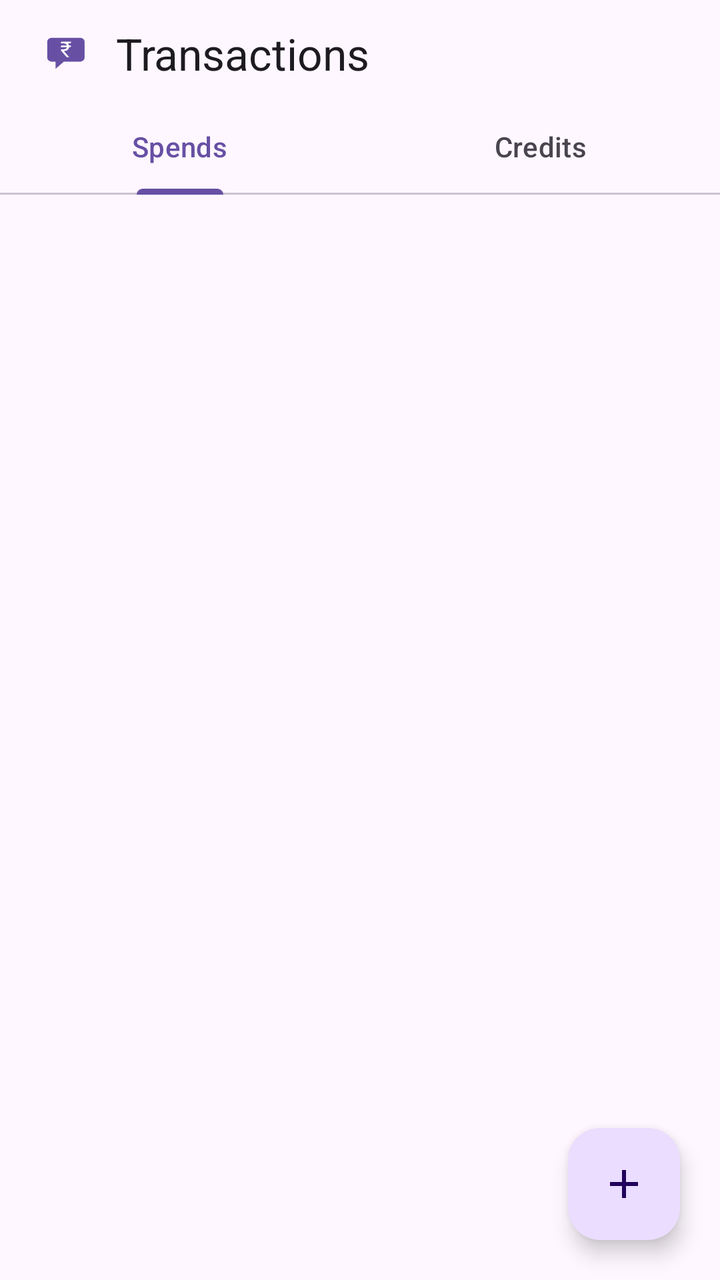
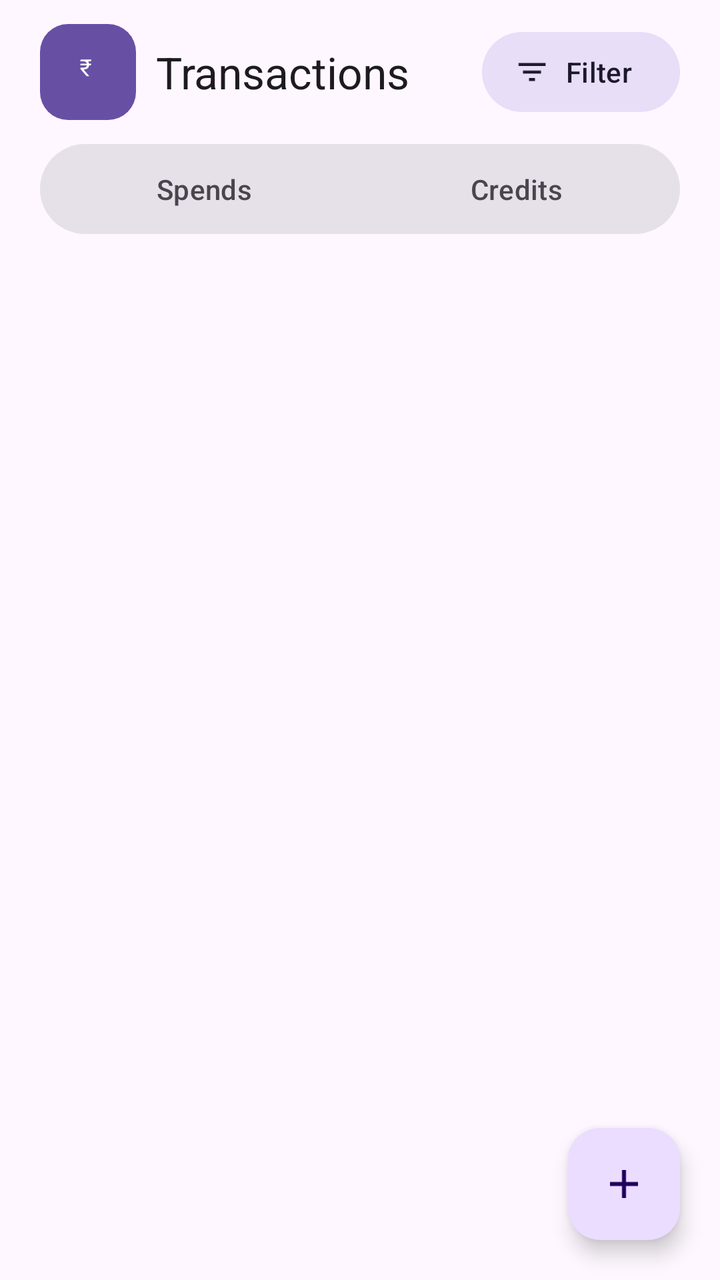

The first picture is an Android layout as it rendered before a commit; the second is the same layout after the commit. The layout source and the unified diff follow.
<!-- AndroidManifest.xml: application theme Theme.Xpendiq -->
<!-- res/layout/fragment_transactions.xml -->
<?xml version="1.0" encoding="utf-8"?>
<LinearLayout xmlns:android="http://schemas.android.com/apk/res/android"
    xmlns:app="http://schemas.android.com/apk/res-auto"
    android:layout_width="match_parent"
    android:layout_height="match_parent"
    android:orientation="vertical">

    
    <LinearLayout
        android:layout_width="match_parent"
        android:layout_height="wrap_content"
        android:gravity="center_vertical"
        android:orientation="horizontal"
        android:paddingHorizontal="20dp"
        android:paddingTop="12dp"
        android:paddingBottom="8dp">

        <ImageView
            android:layout_width="28dp"
            android:layout_height="28dp"
            android:contentDescription="@string/app_name"
            android:src="@drawable/ic_brand_mark" />

        <TextView
            android:layout_width="0dp"
            android:layout_height="wrap_content"
            android:layout_marginStart="10dp"
            android:layout_weight="1"
            android:text="@string/transactions_title"
            android:textAppearance="?attr/textAppearanceTitleLarge"
            android:textColor="?attr/colorOnSurface" />

    </LinearLayout>

    <com.google.android.material.tabs.TabLayout
        android:id="@+id/tabs"
        android:layout_width="match_parent"
        android:layout_height="wrap_content"
        app:tabMode="fixed"
        app:tabGravity="fill">

        <com.google.android.material.tabs.TabItem
            android:layout_width="wrap_content"
            android:layout_height="wrap_content"
            android:text="@string/tab_spends" />

        <com.google.android.material.tabs.TabItem
            android:layout_width="wrap_content"
            android:layout_height="wrap_content"
            android:text="@string/tab_credits" />

    </com.google.android.material.tabs.TabLayout>

    <FrameLayout
        android:layout_width="match_parent"
        android:layout_height="0dp"
        android:layout_weight="1">

        <androidx.recyclerview.widget.RecyclerView
            android:id="@+id/recycler"
            android:layout_width="match_parent"
            android:layout_height="match_parent"
            android:clipToPadding="false"
            android:paddingTop="6dp"
            android:paddingBottom="96dp" />

        <TextView
            android:id="@+id/empty"
            android:layout_width="wrap_content"
            android:layout_height="wrap_content"
            android:layout_gravity="center"
            android:text="@string/empty_transactions"
            android:textAppearance="?attr/textAppearanceBodyMedium"
            android:textColor="?attr/colorOnSurfaceVariant"
            android:visibility="gone" />

        <com.google.android.material.floatingactionbutton.FloatingActionButton
            android:id="@+id/add_fab"
            android:layout_width="wrap_content"
            android:layout_height="wrap_content"
            android:layout_gravity="bottom|end"
            android:layout_margin="20dp"
            android:contentDescription="@string/edit_add_title"
            app:srcCompat="@drawable/ic_add" />

    </FrameLayout>

</LinearLayout>
<!-- resources referenced by this layout -->
<resources>
  <!-- drawable ic_add (drawable) -->
  <vector xmlns:android="http://schemas.android.com/apk/res/android"
      android:width="24dp"
      android:height="24dp"
      android:tint="?attr/colorControlNormal"
      android:viewportWidth="24"
      android:viewportHeight="24">
      <path
          android:fillColor="@android:color/white"
          android:pathData="M19,13h-6v6h-2v-6H5v-2h6V5h2v6h6v2z" />
  </vector>
  <!-- drawable ic_brand_mark (drawable) -->
  <?xml version="1.0" encoding="utf-8"?>
  <vector xmlns:android="http://schemas.android.com/apk/res/android"
      android:width="28dp"
      android:height="28dp"
      android:viewportWidth="108"
      android:viewportHeight="108">
      <path
          android:fillColor="#6750A4"
          android:pathData="M22,24h56a8,8 0 0 1 8,8v30a8,8 0 0 1 -8,8H46l-16,14v-14h-8a8,8 0 0 1 -8,-8V32a8,8 0 0 1 8,-8z" />
      <path
          android:fillColor="#FFFFFF"
          android:pathData="M59.99755859375,38.88140625 59.05419921875,42.121640625H40.02294921875L40.96630859375,38.88140625ZM51.46630859375,61.44 40.61767578125,48.766171875 40.59716796875,46.223203125H45.60107421875Q47.77490234375,46.223203125 49.2001953125,45.49517578125Q50.62548828125,44.7671484375 51.34326171875,43.516171875Q52.06103515625,42.2651953125 52.06103515625,40.7066015625Q52.06103515625,38.9634375 51.38427734375,37.64068359375Q50.70751953125,36.3179296875 49.26171875,35.56939453125Q47.81591796875,34.820859375 45.47802734375,34.820859375H40.06396484375L41.02783203125,31.580624999999998H45.47802734375Q49.04638671875,31.580624999999998 51.3740234375,32.65728515625Q53.70166015625,33.7339453125 54.85009765625,35.7847265625Q55.99853515625,37.8355078125 55.99853515625,40.7476171875Q55.99853515625,43.2495703125 55.044921875,45.22857421875Q54.09130859375,47.207578125 51.9072265625,48.3355078125Q49.72314453125,49.4634375 46.03173828125,49.4634375L56.12158203125,61.19390625V61.44ZM59.99755859375,31.580624999999998 59.05419921875,34.820859375H43.71435546875L44.65771484375,31.580624999999998Z" />
  </vector>
  <string name="app_name">Xpendiq</string>
  <string name="edit_add_title">Add transaction</string>
  <string name="empty_transactions">No transactions yet</string>
  <string name="tab_credits">Credits</string>
  <string name="tab_spends">Spends</string>
  <string name="transactions_title">Transactions</string>
  <style name="Theme.Xpendiq" parent="Base.Theme.Xpendiq" />
  <style name="Base.Theme.Xpendiq" parent="Theme.Material3.DayNight.NoActionBar">
          
          <item name="materialCardViewStyle">@style/Widget.Xpendiq.Card</item>
      </style>
  <style name="Widget.Xpendiq.Card" parent="Widget.Material3.CardView.Filled">
          <item name="cardBackgroundColor">?attr/colorSurfaceContainerHigh</item>
          <item name="cardElevation">0dp</item>
      </style>
</resources>

<!-- the commit's change to res/layout/fragment_transactions.xml (unified diff, before → after) -->
@@ -16,9 +16,11 @@
         android:paddingBottom="8dp">
 
         <ImageView
-            android:layout_width="28dp"
-            android:layout_height="28dp"
+            android:layout_width="48dp"
+            android:layout_height="48dp"
+            android:background="@drawable/bg_logo_tile"
             android:contentDescription="@string/app_name"
+            android:padding="9dp"
             android:src="@drawable/ic_brand_mark" />
 
         <TextView
@@ -30,26 +32,54 @@
             android:textAppearance="?attr/textAppearanceTitleLarge"
             android:textColor="?attr/colorOnSurface" />
 
+        <com.google.android.material.button.MaterialButton
+            android:id="@+id/filter_btn"
+            style="@style/Widget.Material3.Button.TonalButton.Icon"
+            android:layout_width="wrap_content"
+            android:layout_height="wrap_content"
+            android:text="@string/transactions_filter"
+            app:icon="@drawable/ic_filter"
+            app:iconSize="18dp" />
+
     </LinearLayout>
 
-    <com.google.android.material.tabs.TabLayout
-        android:id="@+id/tabs"
+    <LinearLayout
+        android:id="@+id/type_toggle"
         android:layout_width="match_parent"
         android:layout_height="wrap_content"
-        app:tabMode="fixed"
-        app:tabGravity="fill">
+        android:layout_marginHorizontal="20dp"
+        android:layout_marginTop="4dp"
+        android:background="@drawable/bg_segmented_track"
+        android:orientation="horizontal"
+        android:padding="4dp">
 
-        <com.google.android.material.tabs.TabItem
-            android:layout_width="wrap_content"
+        <TextView
+            android:id="@+id/btn_spends"
+            android:layout_width="0dp"
             android:layout_height="wrap_content"
-            android:text="@string/tab_spends" />
+            android:layout_weight="1"
+            android:clickable="true"
+            android:focusable="true"
+            android:gravity="center"
+            android:paddingVertical="9dp"
+            android:text="@string/tab_spends"
+            android:textAppearance="?attr/textAppearanceLabelLarge"
+            android:textColor="?attr/colorOnSurfaceVariant" />
 
-        <com.google.android.material.tabs.TabItem
-            android:layout_width="wrap_content"
+        <TextView
+            android:id="@+id/btn_credits"
+            android:layout_width="0dp"
             android:layout_height="wrap_content"
-            android:text="@string/tab_credits" />
+            android:layout_weight="1"
+            android:clickable="true"
+            android:focusable="true"
+            android:gravity="center"
+            android:paddingVertical="9dp"
+            android:text="@string/tab_credits"
+            android:textAppearance="?attr/textAppearanceLabelLarge"
+            android:textColor="?attr/colorOnSurfaceVariant" />
 
-    </com.google.android.material.tabs.TabLayout>
+    </LinearLayout>
 
     <FrameLayout
         android:layout_width="match_parent"
<!-- resource entries referenced after the edit -->
@@ -1,5 +1,19 @@
 <!-- resources referenced by this layout -->
 <resources>
+  <!-- drawable bg_logo_tile (drawable) -->
+  <?xml version="1.0" encoding="utf-8"?>
+  <shape xmlns:android="http://schemas.android.com/apk/res/android"
+      android:shape="rectangle">
+      <solid android:color="?attr/colorPrimary" />
+      <corners android:radius="14dp" />
+  </shape>
+  <!-- drawable bg_segmented_track (drawable) -->
+  <?xml version="1.0" encoding="utf-8"?>
+  <shape xmlns:android="http://schemas.android.com/apk/res/android"
+      android:shape="rectangle">
+      <solid android:color="?attr/colorSurfaceContainerHighest" />
+      <corners android:radius="100dp" />
+  </shape>
   <!-- drawable ic_add (drawable) -->
   <vector xmlns:android="http://schemas.android.com/apk/res/android"
       android:width="24dp"
@@ -25,11 +39,23 @@
           android:fillColor="#FFFFFF"
           android:pathData="M59.99755859375,38.88140625 59.05419921875,42.121640625H40.02294921875L40.96630859375,38.88140625ZM51.46630859375,61.44 40.61767578125,48.766171875 40.59716796875,46.223203125H45.60107421875Q47.77490234375,46.223203125 49.2001953125,45.49517578125Q50.62548828125,44.7671484375 51.34326171875,43.516171875Q52.06103515625,42.2651953125 52.06103515625,40.7066015625Q52.06103515625,38.9634375 51.38427734375,37.64068359375Q50.70751953125,36.3179296875 49.26171875,35.56939453125Q47.81591796875,34.820859375 45.47802734375,34.820859375H40.06396484375L41.02783203125,31.580624999999998H45.47802734375Q49.04638671875,31.580624999999998 51.3740234375,32.65728515625Q53.70166015625,33.7339453125 54.85009765625,35.7847265625Q55.99853515625,37.8355078125 55.99853515625,40.7476171875Q55.99853515625,43.2495703125 55.044921875,45.22857421875Q54.09130859375,47.207578125 51.9072265625,48.3355078125Q49.72314453125,49.4634375 46.03173828125,49.4634375L56.12158203125,61.19390625V61.44ZM59.99755859375,31.580624999999998 59.05419921875,34.820859375H43.71435546875L44.65771484375,31.580624999999998Z" />
   </vector>
+  <!-- drawable ic_filter (drawable) -->
+  <vector xmlns:android="http://schemas.android.com/apk/res/android"
+      android:width="24dp"
+      android:height="24dp"
+      android:tint="?attr/colorControlNormal"
+      android:viewportWidth="24"
+      android:viewportHeight="24">
+      <path
+          android:fillColor="@android:color/white"
+          android:pathData="M10,18h4v-2h-4zM3,6v2h18V6zM6,13h12v-2H6z" />
+  </vector>
   <string name="app_name">Xpendiq</string>
   <string name="edit_add_title">Add transaction</string>
   <string name="empty_transactions">No transactions yet</string>
   <string name="tab_credits">Credits</string>
   <string name="tab_spends">Spends</string>
+  <string name="transactions_filter">Filter</string>
   <string name="transactions_title">Transactions</string>
   <style name="Theme.Xpendiq" parent="Base.Theme.Xpendiq" />
   <style name="Base.Theme.Xpendiq" parent="Theme.Material3.DayNight.NoActionBar">
